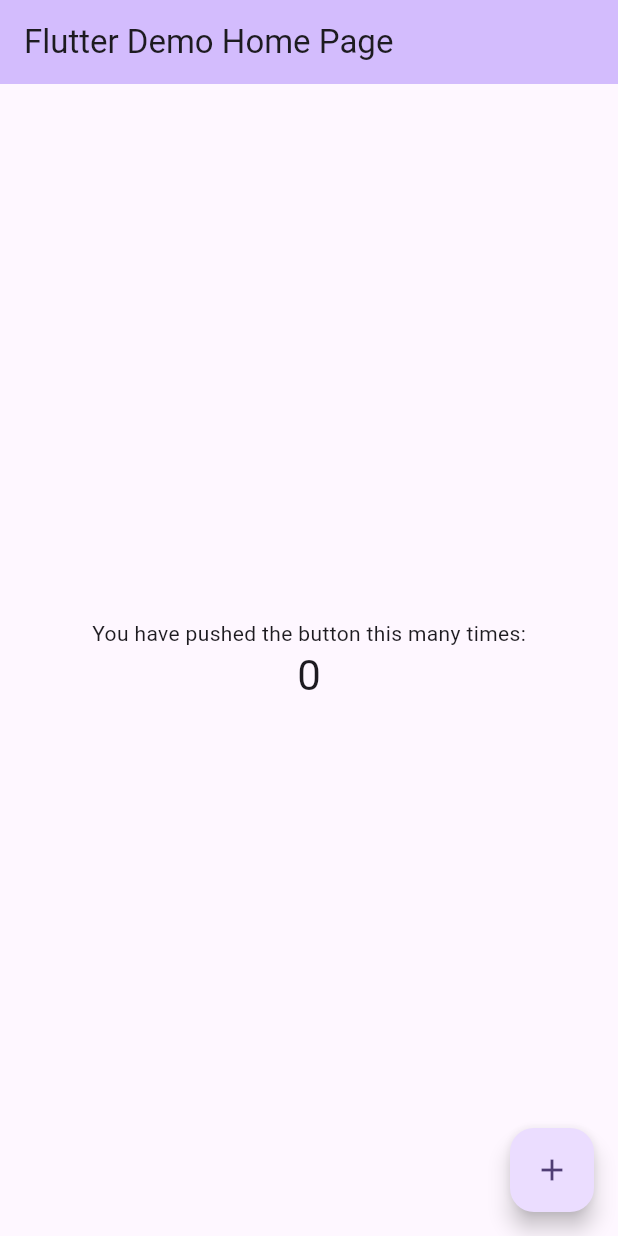
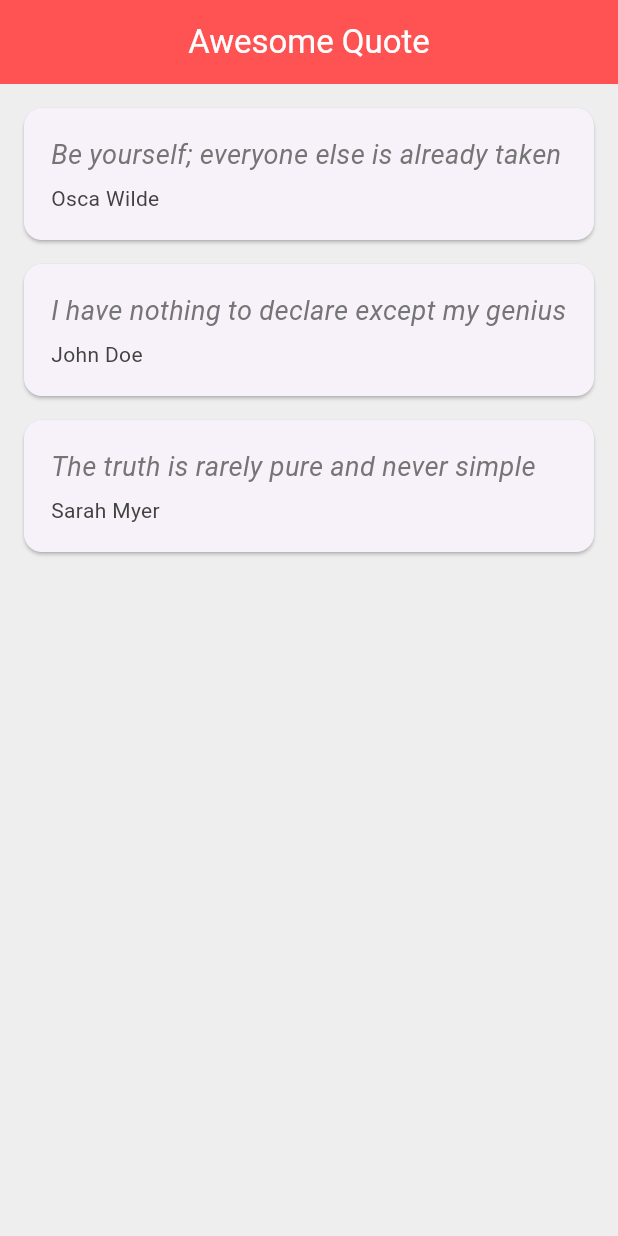
Before and after one commit to komxun/flutter-tutorial, a Flutter app: the screen it shows after launch, on a phone screen of 412 x 824 dp. Run offline on Flutter 3.47's test engine with Material 3 defaults, Android fonts, the phone set to English and light mode, and no system bars.

Commit message:
added Cardin quoteTemplate

```diff
--- a/lib/main.dart
+++ b/lib/main.dart
@@ -1,125 +1,73 @@
 import 'package:flutter/material.dart';
+import 'quote.dart';
 
-void main() {
-  runApp(const MyApp());
+void main() => runApp(MaterialApp(
+  home: QuoteList(),
+));
+
+class QuoteList extends StatefulWidget {
+  const QuoteList({super.key});
+
+  @override
+  State<QuoteList> createState() => _QuoteListState();
 }
 
-class MyApp extends StatelessWidget {
-  const MyApp({super.key});
+class _QuoteListState extends State<QuoteList> {
 
-  // This widget is the root of your application.
-  @override
-  Widget build(BuildContext context) {
-    return MaterialApp(
-      title: 'Flutter Demo',
-      theme: ThemeData(
-        // This is the theme of your application.
-        //
-        // TRY THIS: Try running your application with "flutter run". You'll see
-        // the application has a purple toolbar. Then, without quitting the app,
-        // try changing the seedColor in the colorScheme below to Colors.green
-        // and then invoke "hot reload" (save your changes or press the "hot
-        // reload" button in a Flutter-supported IDE, or press "r" if you used
-        // the command line to start the app).
-        //
-        // Notice that the counter didn't reset back to zero; the application
-        // state is not lost during the reload. To reset the state, use hot
-        // restart instead.
-        //
-        // This works for code too, not just values: Most code changes can be
-        // tested with just a hot reload.
-        colorScheme: ColorScheme.fromSeed(seedColor: Colors.deepPurple),
-        useMaterial3: true,
+  List<Quote> quotesList = [
+    Quote(author: 'Osca Wilde', text: 'Be yourself; everyone else is already taken'),
+    Quote(author: 'John Doe', text: 'I have nothing to declare except my genius'),
+    Quote(author: 'Sarah Myer', text: 'The truth is rarely pure and never simple')
+  ];
+
+  Widget quoteTemplate(quote){
+    return Card(
+      margin: EdgeInsets.fromLTRB(16, 16, 16, 0),
+      child: Padding(
+        padding: const EdgeInsets.all(18.0),
+        child: Column(
+          crossAxisAlignment: CrossAxisAlignment.stretch,
+          children: <Widget>[
+            Text(
+              quote.text,
+              style: TextStyle(
+                fontSize: 18,
+                color: Colors.grey[600],
+                fontStyle: FontStyle.italic,
+              ),
+            ),
+            SizedBox(height: 6,),
+            Text(
+              quote.author,
+              style: TextStyle(
+                fontSize: 14,
+                color: Colors.grey[800],
+              ),
+            ),
+          ],
+        ),
       ),
-      home: const MyHomePage(title: 'Flutter Demo Home Page'),
     );
-  }
-}
-
-class MyHomePage extends StatefulWidget {
-  const MyHomePage({super.key, required this.title});
-
-  // This widget is the home page of your application. It is stateful, meaning
-  // that it has a State object (defined below) that contains fields that affect
-  // how it looks.
-
-  // This class is the configuration for the state. It holds the values (in this
-  // case the title) provided by the parent (in this case the App widget) and
-  // used by the build method of the State. Fields in a Widget subclass are
-  // always marked "final".
-
-  final String title;
-
-  @override
-  State<MyHomePage> createState() => _MyHomePageState();
-}
-
-class _MyHomePageState extends State<MyHomePage> {
-  int _counter = 0;
-
-  void _incrementCounter() {
-    setState(() {
-      // This call to setState tells the Flutter framework that something has
-      // changed in this State, which causes it to rerun the build method below
-      // so that the display can reflect the updated values. If we changed
-      // _counter without calling setState(), then the build method would not be
-      // called again, and so nothing would appear to happen.
-      _counter++;
-    });
   }
 
   @override
   Widget build(BuildContext context) {
-    // This method is rerun every time setState is called, for instance as done
-    // by the _incrementCounter method above.
-    //
-    // The Flutter framework has been optimized to make rerunning build methods
-    // fast, so that you can just rebuild anything that needs updating rather
-    // than having to individually change instances of widgets.
     return Scaffold(
+      backgroundColor: Colors.grey[200],
       appBar: AppBar(
-        // TRY THIS: Try changing the color here to a specific color (to
-        // Colors.amber, perhaps?) and trigger a hot reload to see the AppBar
-        // change color while the other colors stay the same.
-        backgroundColor: Theme.of(context).colorScheme.inversePrimary,
-        // Here we take the value from the MyHomePage object that was created by
-        // the App.build method, and use it to set our appbar title.
-        title: Text(widget.title),
+        title: Text(
+            'Awesome Quote',
+            style: TextStyle(
+              color: Colors.white,
+            ),),
+        centerTitle: true,
+        backgroundColor: Colors.redAccent,
       ),
-      body: Center(
-        // Center is a layout widget. It takes a single child and positions it
-        // in the middle of the parent.
-        child: Column(
-          // Column is also a layout widget. It takes a list of children and
-          // arranges them vertically. By default, it sizes itself to fit its
-          // children horizontally, and tries to be as tall as its parent.
-          //
-          // Column has various properties to control how it sizes itself and
-          // how it positions its children. Here we use mainAxisAlignment to
-          // center the children vertically; the main axis here is the vertical
-          // axis because Columns are vertical (the cross axis would be
-          // horizontal).
-          //
-          // TRY THIS: Invoke "debug painting" (choose the "Toggle Debug Paint"
-          // action in the IDE, or press "p" in the console), to see the
-          // wireframe for each widget.
-          mainAxisAlignment: MainAxisAlignment.center,
-          children: <Widget>[
-            const Text(
-              'You have pushed the button this many times:',
-            ),
-            Text(
-              '$_counter',
-              style: Theme.of(context).textTheme.headlineMedium,
-            ),
-          ],
-        ),
+      body: Column(
+        mainAxisAlignment: MainAxisAlignment.start,
+        crossAxisAlignment: CrossAxisAlignment.center,
+        children: quotesList.map((x) => quoteTemplate(x)).toList(),
       ),
-      floatingActionButton: FloatingActionButton(
-        onPressed: _incrementCounter,
-        tooltip: 'Increment',
-        child: const Icon(Icons.add),
-      ), // This trailing comma makes auto-formatting nicer for build methods.
     );
   }
 }
--- /dev/null
+++ b/lib/quote.dart
@@ -0,0 +1,7 @@
+class Quote {
+  // Attributes
+  String? text;
+  String? author;
+  // Constructor
+  Quote({this.text, this.author});
+}
```
